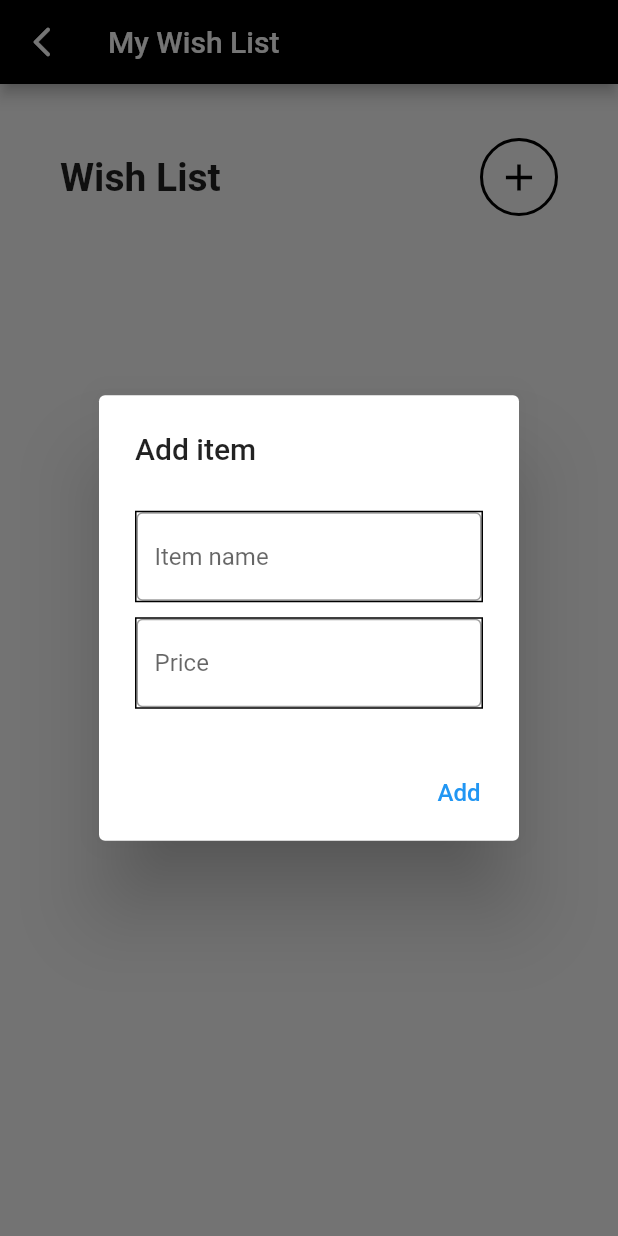
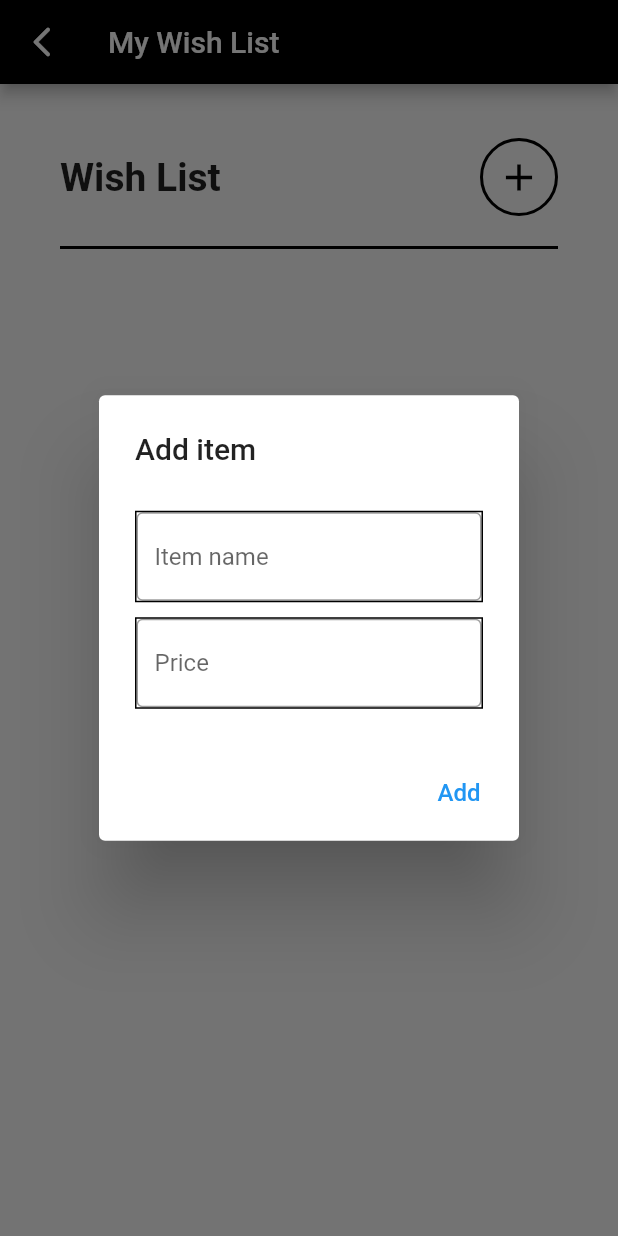
Before and after one commit to Zixuan01/CS184, a Flutter app: the WishListPage screen opened by its route, after a tap on the "add" icon, on a phone screen of 412 x 824 dp. Run offline on Flutter 3.47's test engine with Material 2 defaults, Android fonts, the phone set to English and light mode, and no system bars; our stand-ins replace firebase_auth, firebase_core, firebase_database, get; accounts and stored records are empty.

Commit message:
wish list added

```diff
--- a/cs184/lib/detail_page/detail_page.dart
+++ b/cs184/lib/detail_page/detail_page.dart
@@ -43,18 +43,6 @@ class _DetailPageState extends State<DetailPage> {
         negative += 1;
         total += 1;
       }
-      // Icon icon;
-      // if (map.keys.elementAt(i).toString() == "000000") {
-      //   icon = Icon(
-      //     Icons.attach_money,
-      //     size: 35,
-      //   );
-      // } else {
-      //   icon = Icon(
-      //     Icons.credit_card,
-      //     size: 35,
-      //   );
-      // }
 
       Icon icon = IconTypeMapping()
           .mapTypeToIcon(map.values.elementAt(i)['type'].toString());
@@ -251,7 +239,7 @@ class _DetailPageState extends State<DetailPage> {
               child: Column(
                 children: [
                   const Text(
-                    "Monthly Balance",
+                    "Total Balance",
                     style: TextStyle(fontSize: 28, fontWeight: FontWeight.bold),
                   ),
                   Padding(
@@ -379,7 +367,7 @@ class _DetailPageState extends State<DetailPage> {
             child: Column(
               children: [
                 const Text(
-                  "Monthly Balance",
+                  "Total Balance",
                   style: TextStyle(fontSize: 28, fontWeight: FontWeight.bold),
                 ),
                 Padding(
--- a/cs184/lib/me_page/wish_list.dart
+++ b/cs184/lib/me_page/wish_list.dart
@@ -1,5 +1,13 @@
+import 'package:firebase_auth/firebase_auth.dart';
+import 'package:firebase_database/firebase_database.dart';
 import 'package:flutter/material.dart';
 import 'package:intl/intl.dart';
+
+int cnt = 0;
+String name = "";
+int price = 0;
+DatabaseReference wish = FirebaseDatabase.instance
+    .ref('id/${FirebaseAuth.instance.currentUser!.uid}/wish');
 
 class WishListPage extends StatefulWidget {
   const WishListPage({Key? key}) : super(key: key);
@@ -11,15 +19,94 @@ class _WishListPageState extends State<WishListPage> {
   // var width = MediaQuery.of(context).size.width;
   // var height = MediaQuery.of(context).size.height;
   int _selected_index = 0;
+
   static const option_style = TextStyle(
     fontSize: 30,
     fontWeight: FontWeight.bold,
   );
 
+  void get_count() async {
+    var data = await wish.get();
+    // var map = data.value as Map;
+    if (data.exists) {
+      var map = data.value as List;
+      cnt = map.length;
+    } else {
+      cnt = 1;
+    }
+  }
+
+  List<Widget> wishes = [];
+  void tmp() async {
+    var data = await wish.get();
+    if (data.exists) {
+      var map = data.value as List;
+      for (int i = 1; i < map.length; i++) {
+        // print(map.values.elementAt(i)['amount']);
+        // print(map[i].runtimeType);
+        Widget temp = Padding(
+            padding: EdgeInsets.fromLTRB(5, 10, 5, 10),
+            child: Container(
+                width: double.infinity,
+                decoration: BoxDecoration(
+                  border: Border.all(color: Colors.black, width: 1),
+                ),
+                child:
+                    Row(mainAxisAlignment: MainAxisAlignment.start, children: [
+                  Padding(
+                      padding:
+                          const EdgeInsets.only(left: 10.0, top: 5, bottom: 5),
+                      child: Column(
+                        crossAxisAlignment: CrossAxisAlignment.start,
+                        children: [
+                          Row(
+                            children: [
+                              Padding(
+                                padding: const EdgeInsets.only(left: 5.0),
+                                child: Text(
+                                  map[i]['name'].toString(),
+                                  style: TextStyle(
+                                      fontSize: 20,
+                                      fontWeight: FontWeight.bold),
+                                ),
+                              ),
+                            ],
+                          ),
+                          Padding(
+                            padding: const EdgeInsets.only(
+                                left: 5.0, top: 5, bottom: 5),
+                            child: Text(
+                              "Price: ${map[i]['price']}",
+                              style: TextStyle(
+                                  fontSize: 20, fontWeight: FontWeight.bold),
+                            ),
+                          ),
+                        ],
+                      ))
+                ])));
+
+        // if (DateTime.parse(map[i]['end']).isBefore(DateTime.now())) {
+        //   done.add(temp);
+        // } else {
+        wishes.add(temp);
+        // }
+      }
+      setState(() {});
+    }
+  }
+
   void _onItemTapped(int index) {
     setState(() {
       _selected_index = index;
     });
+  }
+
+  @override
+  void initState() {
+    // TODO: implement initState
+    get_count();
+    tmp();
+    super.initState();
   }
 
   @override
@@ -50,7 +137,8 @@ class _WishListPageState extends State<WishListPage> {
                   children: [
                     const Text("Wish List",
                         textAlign: TextAlign.right,
-                        style: TextStyle(fontSize: 26, fontWeight: FontWeight.bold)),
+                        style: TextStyle(
+                            fontSize: 26, fontWeight: FontWeight.bold)),
                     Expanded(
                       child: Container(),
                     ),
@@ -64,19 +152,48 @@ class _WishListPageState extends State<WishListPage> {
                             onPressed: () {
                               showDialog(
                                 context: context,
-                            builder: (BuildContext context) => _buildPopupDialog(context),
+                                builder: (BuildContext context) =>
+                                    _buildPopupDialog(context),
                               );
                             },
                             icon: const Icon(
                               Icons.add,
                               color: Colors.black,
                               size: 30,
-                        )
-                      )
-                    )
+                            )))
                   ],
                 ),
               ),
+              Flexible(
+                child: Padding(
+                  padding: const EdgeInsets.symmetric(vertical: 20.0),
+                  child: Container(
+                    width: double.infinity,
+                    decoration: BoxDecoration(
+                      border: Border.all(width: 1.0, color: Colors.black),
+                    ),
+                    // child: Expanded(
+                    //   // child: SingleChildScrollView(
+                    //   child: ListView(
+                    //     physics: const AlwaysScrollableScrollPhysics(),
+                    //     shrinkWrap: true,
+                    //     children: transactions,
+                    //     // ),
+                    //   ),
+                    // ),
+                    child: Expanded(
+                      child: ListView.builder(
+                        physics: const AlwaysScrollableScrollPhysics(),
+                        shrinkWrap: true,
+                        itemCount: wishes.length,
+                        itemBuilder: (context, index) {
+                          return wishes[index];
+                        },
+                      ),
+                    ),
+                  ),
+                ),
+              )
             ],
           ),
         ),
@@ -105,12 +222,12 @@ Widget _buildPopupDialog(BuildContext context) {
                 ),
                 keyboardType: TextInputType.text,
                 onChanged: (value) {
+                  name = value;
                   // setState(() {
                   //   notifText = value;
                   // });
                 },
-            )
-          ),
+              )),
         ),
         Padding(
           padding: const EdgeInsets.only(top: 10.0),
@@ -125,22 +242,28 @@ Widget _buildPopupDialog(BuildContext context) {
                 ),
                 keyboardType: TextInputType.number,
                 onChanged: (value) {
+                  price = int.parse(value);
                   // setState(() {
                   //   notifText = value;
                   // });
                 },
-              )
-            ),
+              )),
         ),
       ],
     ),
     actions: <Widget>[
       TextButton(
-        onPressed: () {
+          onPressed: () async {
+            DatabaseReference count = wish.child(cnt.toString());
 
+            await count.update({
+              "name": name.toString(),
+              "price": price,
+            });
+
+            Navigator.of(context).pushNamed('/main_page');
           },
-        child: const Text("Add", style: TextStyle(fontSize: 16))
-      ),
+          child: const Text("Add", style: TextStyle(fontSize: 16))),
     ],
   );
 }
```
Also changed, not shown: cs184/lib/bill_page/bill_page.dart (+8 -4 lines). Lines whose indentation alone changed are shown as unchanged.
